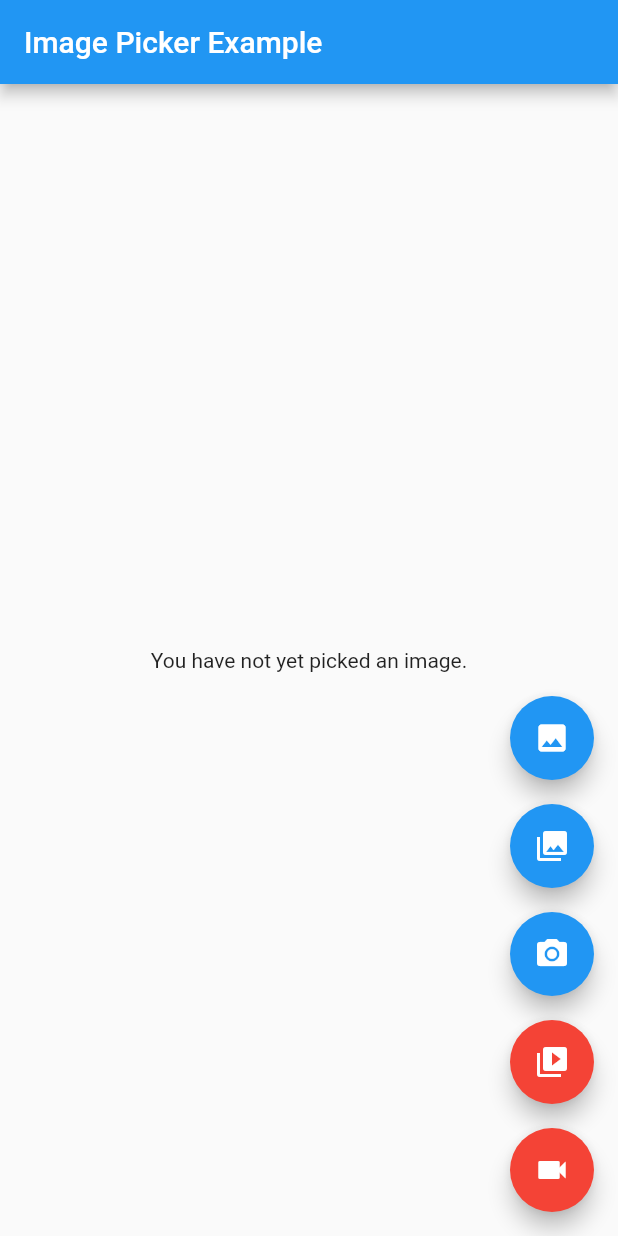
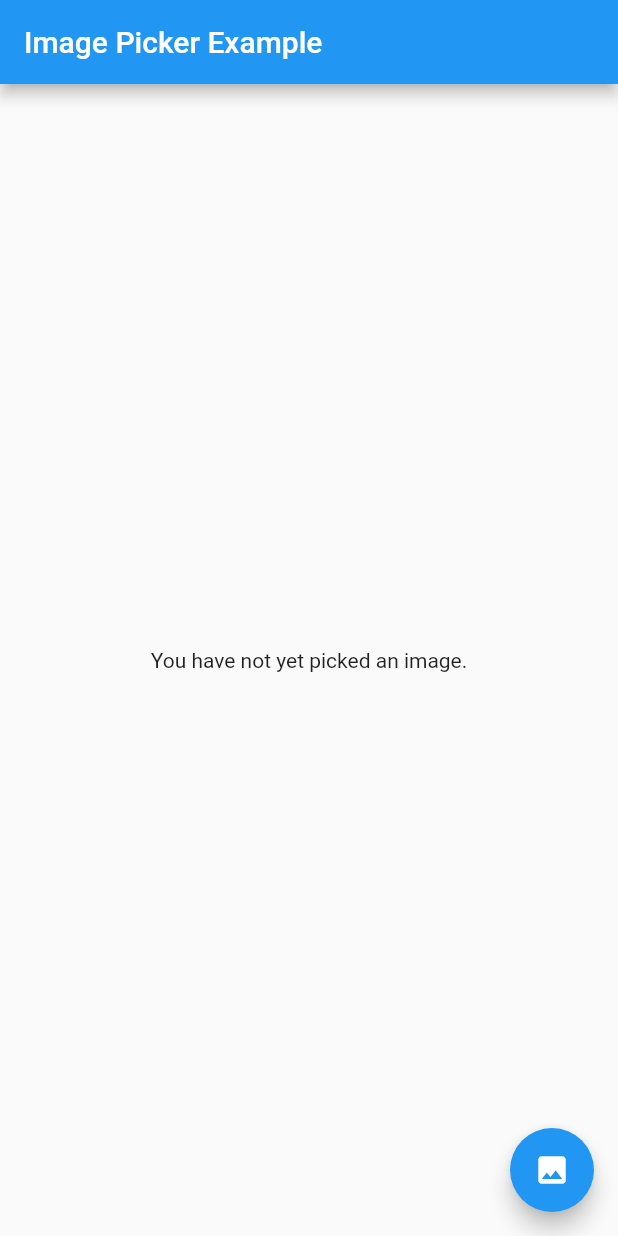
Before and after one commit to alex-style1007/FinalIngenieria_Soft, a Flutter app: the MyHomePage screen opened directly, on a phone screen of 412 x 824 dp. Run offline on Flutter 3.47's test engine with Material 2 defaults, Android fonts, the phone set to English and light mode, and no system bars; our stand-ins replace image_picker, video_player.

Commit message:
quitando botones innececsarios

```diff
--- a/lib/view/test.dart
+++ b/lib/view/test.dart
@@ -177,8 +177,8 @@ class _MyHomePageState extends State<MyHomePage> {
         child: ListView.builder(
           key: UniqueKey(),
           itemBuilder: (BuildContext context, int index) {
-            // Why network for web?
-            // See https://pub.dev/packages/image_picker_for_web#limitations-on-the-web-platform
+            //Why network for web?
+            //See https://pub.dev/packages/image_picker_for_web#limitations-on-the-web-platform
             return Semantics(
               label: 'image_picker_example_picked_image',
               child: kIsWeb
@@ -277,6 +277,7 @@ class _MyHomePageState extends State<MyHomePage> {
               )
             : _handlePreview(),
       ),
+
       floatingActionButton: Column(
         mainAxisAlignment: MainAxisAlignment.end,
         children: <Widget>[
@@ -292,60 +293,60 @@ class _MyHomePageState extends State<MyHomePage> {
               child: const Icon(Icons.photo),
             ),
           ),
-          Padding(
-            padding: const EdgeInsets.only(top: 16.0),
-            child: FloatingActionButton(
-              onPressed: () {
-                isVideo = false;
-                _onImageButtonPressed(
-                  ImageSource.gallery,
-                  context: context,
-                  isMultiImage: true,
-                );
-              },
-              heroTag: 'image1',
-              tooltip: 'Pick Multiple Image from gallery',
-              child: const Icon(Icons.photo_library),
-            ),
-          ),
-          Padding(
-            padding: const EdgeInsets.only(top: 16.0),
-            child: FloatingActionButton(
-              onPressed: () {
-                isVideo = false;
-                _onImageButtonPressed(ImageSource.camera, context: context);
-              },
-              heroTag: 'image2',
-              tooltip: 'Take a Photo',
-              child: const Icon(Icons.camera_alt),
-            ),
-          ),
-          Padding(
-            padding: const EdgeInsets.only(top: 16.0),
-            child: FloatingActionButton(
-              backgroundColor: Colors.red,
-              onPressed: () {
-                isVideo = true;
-                _onImageButtonPressed(ImageSource.gallery);
-              },
-              heroTag: 'video0',
-              tooltip: 'Pick Video from gallery',
-              child: const Icon(Icons.video_library),
-            ),
-          ),
-          Padding(
-            padding: const EdgeInsets.only(top: 16.0),
-            child: FloatingActionButton(
-              backgroundColor: Colors.red,
-              onPressed: () {
-                isVideo = true;
-                _onImageButtonPressed(ImageSource.camera);
-              },
-              heroTag: 'video1',
-              tooltip: 'Take a Video',
-              child: const Icon(Icons.videocam),
-            ),
-          ),
+          // Padding(
+          //   padding: const EdgeInsets.only(top: 16.0),
+          //   child: FloatingActionButton(
+          //     onPressed: () {
+          //       isVideo = false;
+          //       _onImageButtonPressed(
+          //         ImageSource.gallery,
+          //         context: context,
+          //         isMultiImage: true,
+          //       );
+          //     },
+          //     heroTag: 'image1',
+          //     tooltip: 'Pick Multiple Image from gallery',
+          //     child: const Icon(Icons.photo_library),
+          //   ),
+          // ),
+          // Padding(
+          //   padding: const EdgeInsets.only(top: 16.0),
+          //   child: FloatingActionButton(
+          //     onPressed: () {
+          //       isVideo = false;
+          //       _onImageButtonPressed(ImageSource.camera, context: context);
+          //     },
+          //     heroTag: 'image2',
+          //     tooltip: 'Take a Photo',
+          //     child: const Icon(Icons.camera_alt),
+          //   ),
+          // ),
+          // Padding(
+          //   padding: const EdgeInsets.only(top: 16.0),
+          //   child: FloatingActionButton(
+          //     backgroundColor: Colors.red,
+          //     onPressed: () {
+          //       isVideo = true;
+          //       _onImageButtonPressed(ImageSource.gallery);
+          //     },
+          //     heroTag: 'video0',
+          //     tooltip: 'Pick Video from gallery',
+          //     child: const Icon(Icons.video_library),
+          //   ),
+          // ),
+          // Padding(
+          //   padding: const EdgeInsets.only(top: 16.0),
+          //   child: FloatingActionButton(
+          //     backgroundColor: Colors.red,
+          //     onPressed: () {
+          //       isVideo = true;
+          //       _onImageButtonPressed(ImageSource.camera);
+          //     },
+          //     heroTag: 'video1',
+          //     tooltip: 'Take a Video',
+          //     child: const Icon(Icons.videocam),
+          //   ),
+          // ),
         ],
       ),
     );
```
